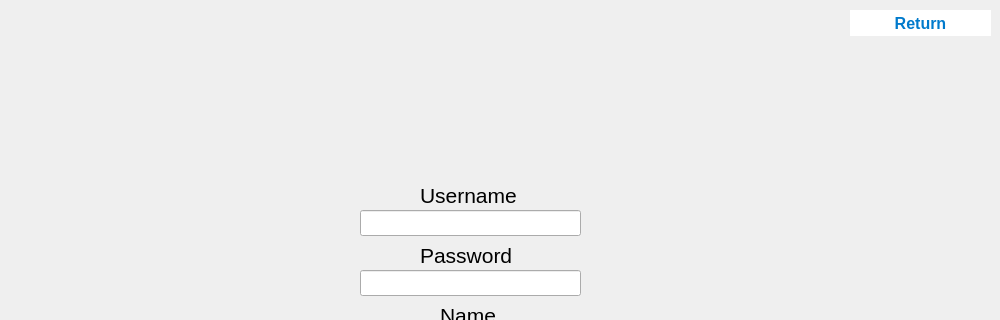
First picture: the form in PI-Edificio/createuser.ui, repository QuiannZo/Intelligent_Building, before the edit; both pictures show x 0 to 1000 and y 0 to 320 of the 1000 by 600 pixel window.
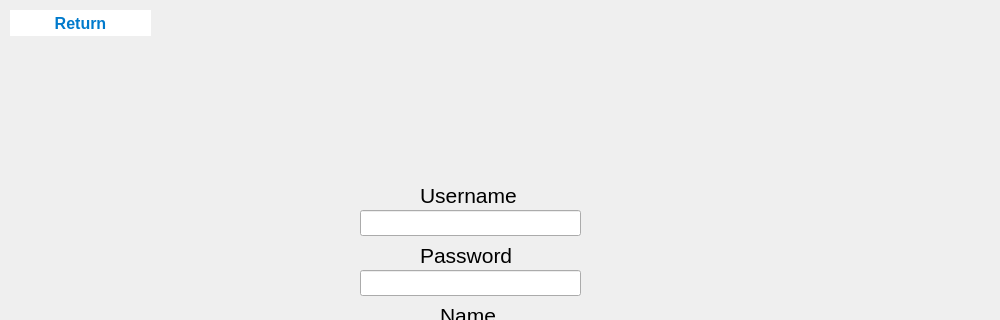
Second picture: the form after the edit.

The edit to the form file:
```diff
--- a/PI-Edificio/createuser.ui
+++ b/PI-Edificio/createuser.ui
@@ -231,7 +231,7 @@
    <widget class="QPushButton" name="pushButton1_2">
     <property name="geometry">
      <rect>
-      <x>850</x>
+      <x>10</x>
       <y>10</y>
       <width>141</width>
       <height>26</height>
```
Left out of the diff: 2 changed lines with no effect on the pictures.
